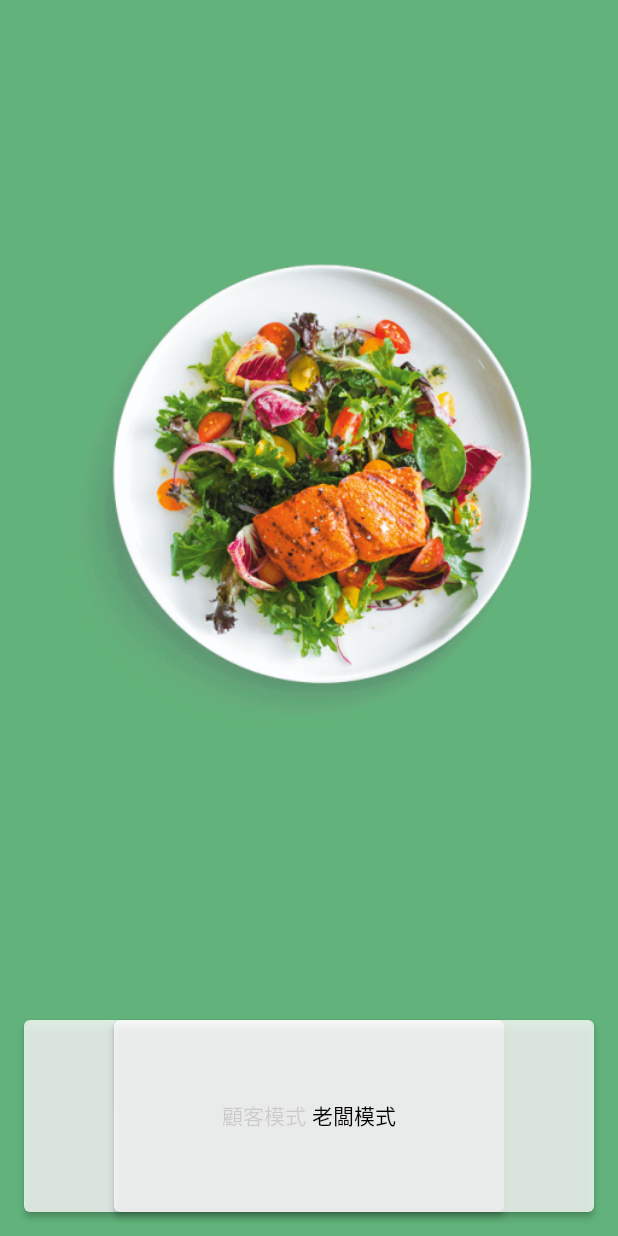
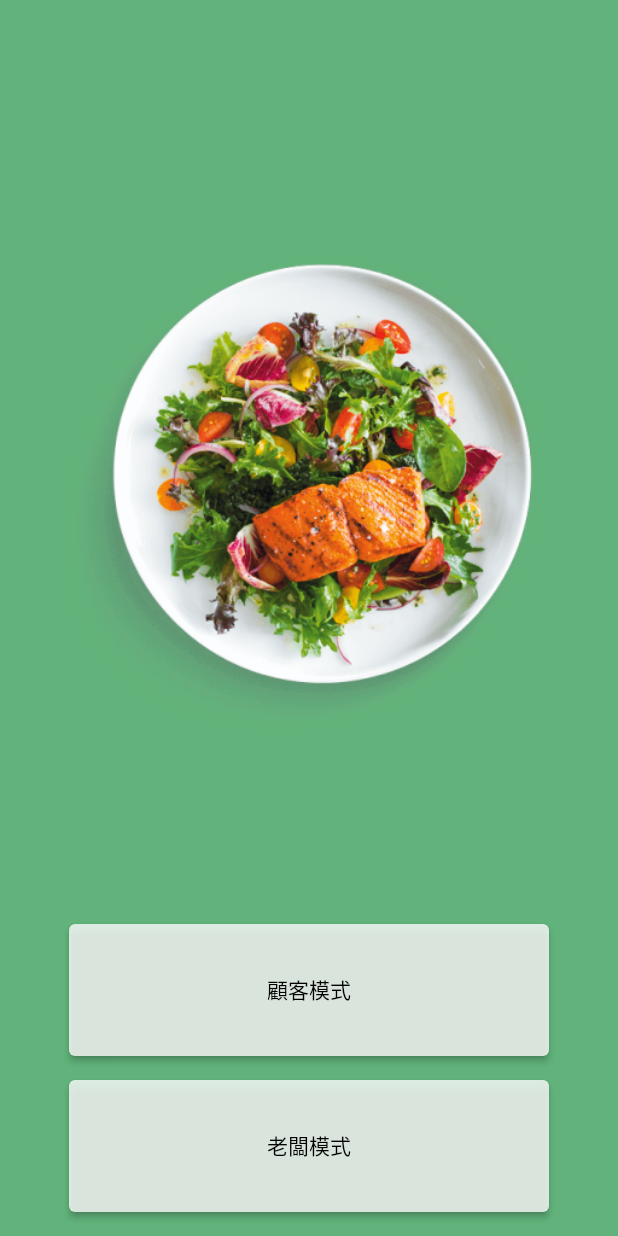
Before and after one commit to nelsonchung/yimianfangorder, a Flutter app: the screen it shows after launch, on a phone screen of 412 x 824 dp. Run offline on Flutter 3.47's test engine with Material 2 defaults, Android fonts, the phone set to English and light mode, and no system bars.

Commit message:
修正顧客模式跟老闆模式按鈕在iphone顯示不對的問題

```diff
--- a/lib/main.dart
+++ b/lib/main.dart
@@ -31,13 +31,14 @@ class HomeScreen extends StatelessWidget {
             fit: BoxFit.cover,
           ),
         ),
-        child: Stack(
-          children: [
-            Align(
-              alignment: Alignment.bottomLeft,
-              child: Padding(
-                padding: const EdgeInsets.all(16.0),
-                child: ElevatedButton(
+        child: Align(
+          alignment: Alignment.bottomCenter,
+          child: Padding(
+            padding: const EdgeInsets.all(16.0),
+            child: Column(
+              mainAxisSize: MainAxisSize.min,
+              children: [
+                ElevatedButton(
                   onPressed: () {
                     Navigator.push(
                       context,
@@ -48,20 +49,15 @@ class HomeScreen extends StatelessWidget {
                   },
                   style: ElevatedButton.styleFrom(
                     backgroundColor: const Color(0xCCFCFCFC), // 更改顧客模式按钮颜色
-                    minimumSize: const Size(320, 128),
+                    minimumSize: const Size(320, 88),
                   ),
                   child: const Text(
                     '顧客模式',
                     style: TextStyle(color: Colors.black),
                   ),
                 ),
-              ),
-            ),
-            Align(
-              alignment: Alignment.bottomRight,
-              child: Padding(
-                padding: const EdgeInsets.all(16.0),
-                child: ElevatedButton(
+                const SizedBox(height: 16),
+                ElevatedButton(
                   onPressed: () {
                     Navigator.push(
                       context,
@@ -72,16 +68,16 @@ class HomeScreen extends StatelessWidget {
                   },
                   style: ElevatedButton.styleFrom(
                     backgroundColor: const Color(0xCCFCFCFC), // 更改老板模式按钮颜色
-                    minimumSize: const Size(320, 128),
+                    minimumSize: const Size(320, 88),
                   ),
                   child: const Text(
                     '老闆模式',
                     style: TextStyle(color: Colors.black),
                   ),
                 ),
-              ),
+              ],
             ),
-          ],
+          ),
         ),
       ),
     );
```
